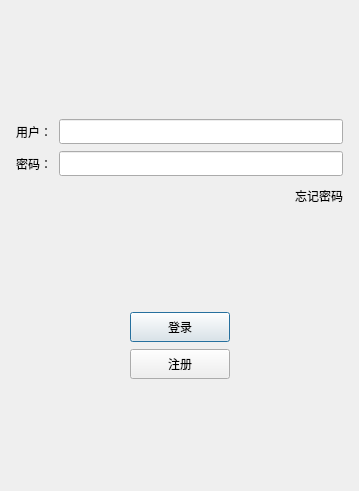
infinityqiao/chat_lab, file client/logindialog.ui: the form before one commit.
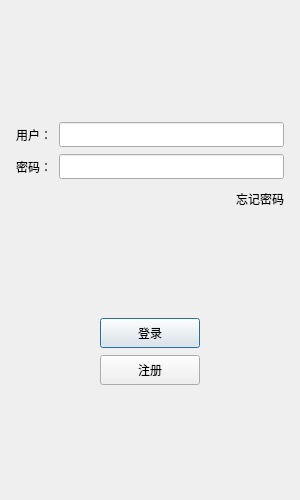
The form after the commit. Icons and pictures are not drawn.

The edit to the form file:
```diff
--- a/client/logindialog.ui
+++ b/client/logindialog.ui
@@ -6,10 +6,22 @@
    <rect>
     <x>0</x>
     <y>0</y>
-    <width>359</width>
-    <height>491</height>
+    <width>300</width>
+    <height>500</height>
    </rect>
   </property>
+  <property name="minimumSize">
+   <size>
+    <width>300</width>
+    <height>500</height>
+   </size>
+  </property>
+  <property name="maximumSize">
+   <size>
+    <width>300</width>
+    <height>500</height>
+   </size>
+  </property>
   <property name="windowTitle">
    <string>Dialog</string>
   </property>
```
